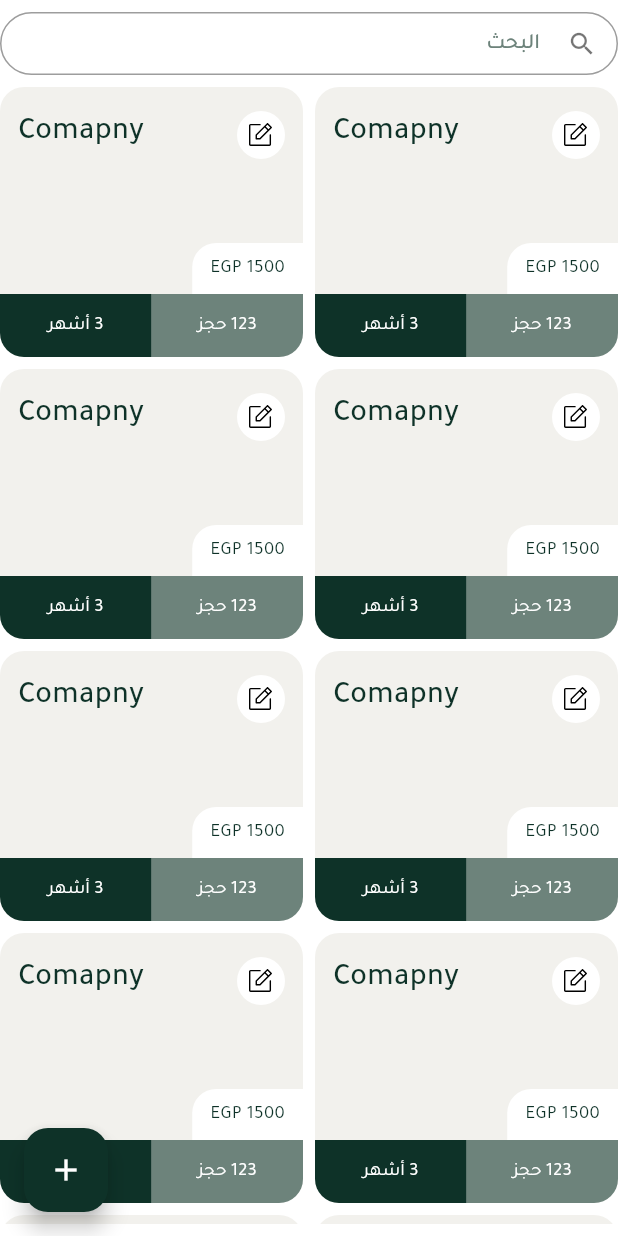
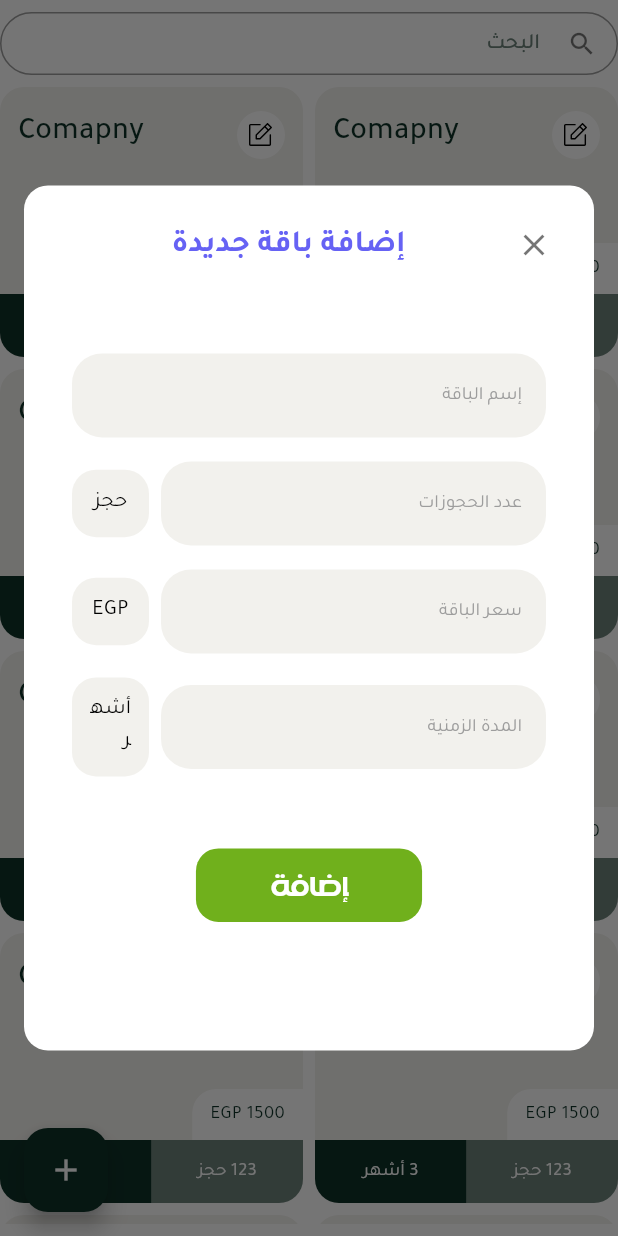
Before and after one commit to Mahmoud-Adel-Ali/Lockers_Admin_Dashboard, a Flutter app: the AgreementsView screen opened directly, after a tap on the "add" icon, on a phone screen of 412 x 824 dp. Run offline on Flutter 3.47's test engine with Material 3 defaults, Android fonts, the phone set to English and light mode, and no system bars; our stand-ins replace awesome_dialog, flutter_svg, lottie, modal_progress_hud_nsn, percent_indicator, pinput; missing offline and left inert: bitsdojo_window.

Commit message:
Add new agreement dialog

```diff
--- a/lib/features/agreements/presentation/views/agreements_view.dart
+++ b/lib/features/agreements/presentation/views/agreements_view.dart
@@ -2,6 +2,7 @@ import 'package:flutter/material.dart';
 
 import '../../../../core/utils/app_colors.dart';
 import '../../../../core/utils/size_config.dart';
+import 'widgets/add_new_agreement_dialog.dart';
 import 'widgets/agreements_grid_view.dart';
 import 'widgets/agreements_view_header.dart';
 
@@ -17,7 +18,7 @@ class AgreementsView extends StatelessWidget {
           ? null
           : FloatingActionButton(
               backgroundColor: AppColors.main,
-              onPressed: () {},
+              onPressed: () => addNewAgreementDialog(context),
               child: const Icon(Icons.add, color: Colors.white),
             ),
       body: Column(
--- a/lib/features/agreements/presentation/views/widgets/add_agreement_button.dart
+++ b/lib/features/agreements/presentation/views/widgets/add_agreement_button.dart
@@ -2,6 +2,7 @@ import 'package:flutter/material.dart';
 
 import '../../../../../core/utils/assets.dart';
 import '../../../../../core/widgets/filter_button.dart';
+import 'add_new_agreement_dialog.dart';
 
 class AddAgreementButton extends StatelessWidget {
   const AddAgreementButton({super.key});
@@ -17,7 +18,7 @@ class AddAgreementButton extends StatelessWidget {
           activeIcon: Assets.imagesAddIcon,
           inactiveIcon: Assets.imagesAddIcon,
           isSelected: false,
-          onTap: () {},
+          onTap: () => addNewAgreementDialog(context),
         ),
       ),
     );
--- /dev/null
+++ b/lib/features/agreements/presentation/views/widgets/add_new_agreement_dialog.dart
@@ -0,0 +1,87 @@
+import 'package:flutter/material.dart';
+
+import '../../../../../../core/utils/size_config.dart';
+import '../../../../../../core/widgets/custom_dialog.dart';
+import '../../../../../core/widgets/custom_button.dart';
+import '../../../../../core/widgets/custom_text_form_field.dart';
+import '../../../../../core/widgets/dialog_helper.dart';
+import 'white_grey_container.dart';
+
+Future<dynamic> addNewAgreementDialog(BuildContext context) {
+  return showDialog(
+    context: context,
+    builder: (context) {
+      return CustomDialog(
+        title: 'إضافة باقة جديدة',
+        constraints: BoxConstraints(
+          maxWidth: 500,
+          maxHeight: SizeConfig.height * 0.7,
+        ),
+        child: const AddNewAgreementForm(),
+      );
+    },
+  );
+}
+
+class AddNewAgreementForm extends StatelessWidget {
+  const AddNewAgreementForm({super.key});
+
+  @override
+  Widget build(BuildContext context) {
+    return Form(
+      child: Padding(
+        padding: const EdgeInsets.all(16.0),
+        child: Column(
+          spacing: 16,
+          children: [
+            const SizedBox(),
+            CustomTextFormField(hintText: 'إسم الباقة'),
+            Row(
+              spacing: 8,
+              children: [
+                Expanded(
+                  flex: 5,
+                  child: CustomTextFormField(hintText: 'عدد الحجوزات'),
+                ),
+                Expanded(child: WhiteGreyContainer(text: 'حجز')),
+              ],
+            ),
+            Row(
+              spacing: 8,
+              children: [
+                Expanded(
+                  flex: 5,
+                  child: CustomTextFormField(hintText: 'سعر الباقة'),
+                ),
+                Expanded(child: WhiteGreyContainer(text: 'EGP')),
+              ],
+            ),
+            Row(
+              spacing: 8,
+              children: [
+                Expanded(
+                  flex: 5,
+                  child: CustomTextFormField(hintText: 'المدة الزمنية'),
+                ),
+                Expanded(child: WhiteGreyContainer(text: 'أشهر')),
+              ],
+            ),
+
+            SizedBox(height: 16),
+            CustomButton(
+              text: 'إضافة',
+              onPressed: () {
+                Navigator.pop(context);
+                DialogHelper.showSuccessDialog(
+                  context,
+                  title: 'تم',
+                  desc: 'تم اضافة الباقة بنجاح',
+                );
+              },
+            ),
+          ],
+        ),
+      ),
+    );
+  }
+}
--- /dev/null
+++ b/lib/features/agreements/presentation/views/widgets/white_grey_container.dart
@@ -0,0 +1,27 @@
+import 'package:flutter/material.dart';
+
+import '../../../../../core/utils/app_colors.dart';
+import '../../../../../core/utils/app_text_styles.dart';
+
+class WhiteGreyContainer extends StatelessWidget {
+  const WhiteGreyContainer({super.key, required this.text});
+  final String text;
+
+  @override
+  Widget build(BuildContext context) {
+    return Container(
+      alignment: Alignment.center,
+      padding: const EdgeInsets.all(12.0),
+      decoration: BoxDecoration(
+        borderRadius: BorderRadius.circular(16),
+        color: AppColors.filedGrey,
+      ),
+      child: Text(
+        text,
+        style: AppTextStyles.style14w400(
+          context,
+        ).copyWith(color: AppColors.black),
+      ),
+    );
+  }
+}
```
